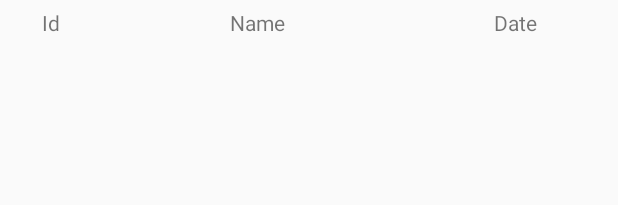
After one commit to aanne/GraduateProject, an Android app: the layout db_adapter_item.xml on its own in the app's theme, with its tools: preview values and no code run, on a phone screen of 412 x 824 dp. The commit adds this screen. Shown: the top 205 px of the screen. Run offline under Robolectric (Android 15) with nearby library versions, the phone set to English and light mode, and no system bars.

Commit message:
view name list

```diff
--- a/app/build.gradle
+++ b/app/build.gradle
@@ -16,6 +16,7 @@ android {
             proguardFiles getDefaultProguardFile('proguard-android.txt'), 'proguard-rules.pro'
         }
     }
+    buildToolsVersion '27.0.3'
 }
 
 dependencies {
@@ -23,7 +24,7 @@ dependencies {
     implementation 'com.android.support:recyclerview-v7:26.1.0'
     implementation 'com.android.support:support-v4:26.1.0'
     implementation 'com.android.support:design:26.1.0'
-    implementation fileTree(dir: 'libs', include: ['*.jar'])
+    implementation fileTree(include: ['*.jar'], dir: 'libs')
     implementation 'com.android.support:appcompat-v7:26.1.0'
     implementation 'com.android.support.constraint:constraint-layout:1.0.2'
     implementation 'com.android.support:design:26.1.0'
--- a/app/src/main/AndroidManifest.xml
+++ b/app/src/main/AndroidManifest.xml
@@ -14,6 +14,7 @@
         android:theme="@style/AppTheme">
         <activity android:name=".Main"
             android:launchMode="singleTask"/>
+
         <activity android:name=".Login">
             <intent-filter>
                 <action android:name="android.intent.action.MAIN" />
--- /dev/null
+++ b/app/src/main/res/layout/db_adapter_item.xml
@@ -0,0 +1,32 @@
+<?xml version="1.0" encoding="utf-8"?>
+<LinearLayout
+    xmlns:android="http://schemas.android.com/apk/res/android"
+    android:orientation="horizontal"
+    android:layout_width="fill_parent"
+    android:layout_height="wrap_content">
+
+    <TextView
+        android:id="@+id/Id"
+        android:layout_weight="1"
+        android:gravity="center"
+        android:text="Id"
+        android:layout_width="0dp"
+        android:layout_height="30dp"/>
+
+    <TextView
+        android:id="@+id/Name"
+        android:layout_weight="3"
+        android:gravity="center"
+        android:text="Name"
+        android:layout_width="0dp"
+        android:layout_height="30dp"/>
+
+    <TextView
+        android:id="@+id/Date"
+        android:layout_weight="2"
+        android:gravity="center"
+        android:text="Date"
+        android:layout_width="0dp"
+        android:layout_height="30dp"/>
+
+</LinearLayout>
```
Also changed, not shown: app/src/main/java/com/example/charlie/gradproject/AttendFragment.java (+30 -13 lines), app/src/main/java/com/example/charlie/gradproject/DbAdapter.java (added, +65 -0 lines), app/src/main/java/com/example/charlie/gradproject/DbHelper.java (added, +33 -0 lines), app/src/main/java/com/example/charlie/gradproject/Main.java (+7 -5 lines), app/src/main/java/com/example/charlie/gradproject/Operator.java (added, +130 -0 lines), app/src/main/java/com/example/charlie/gradproject/Order.java (added, +16 -0 lines), app/src/main/res/layout/fragment_attend.xml (+16 -8 lines).
